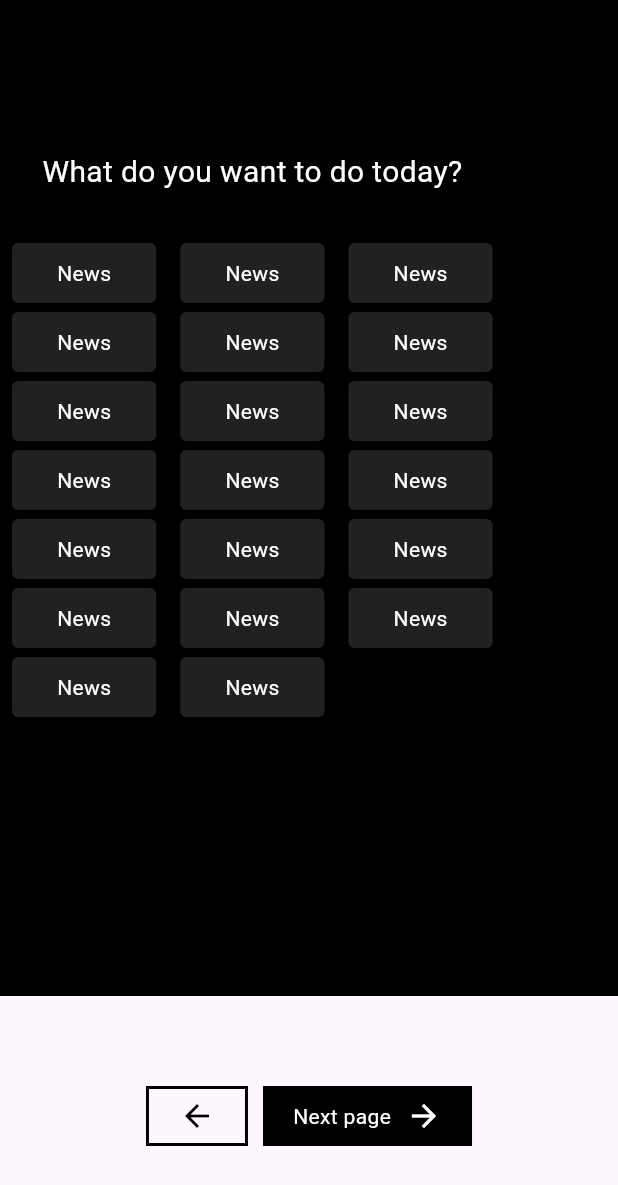
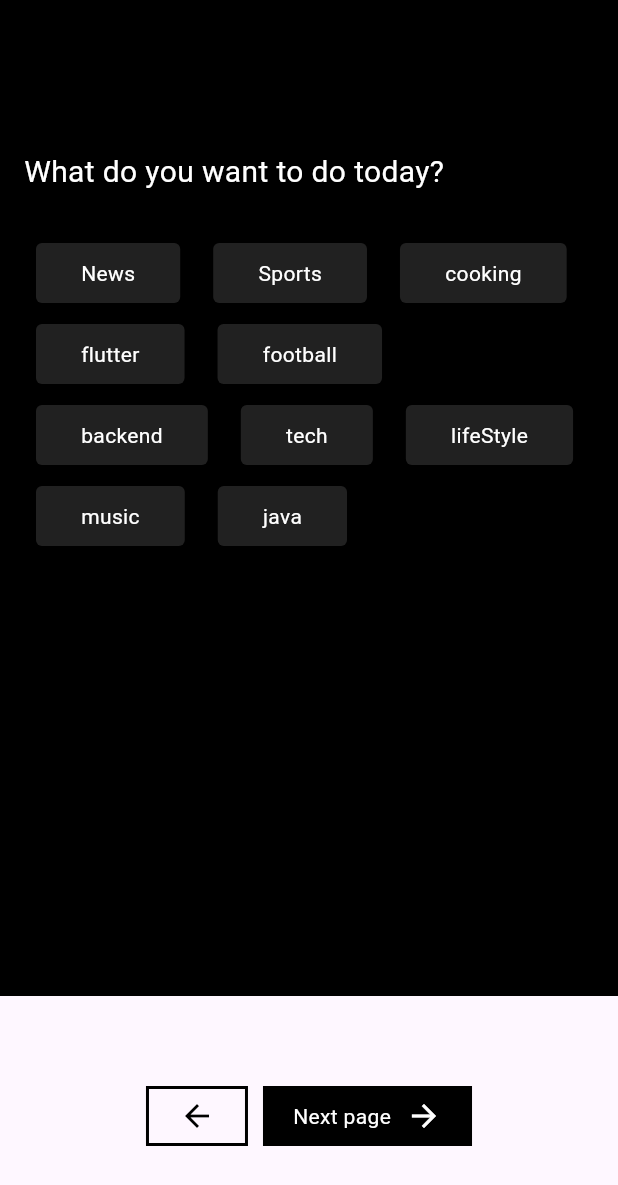
Before and after one commit to He9sham/strong-logic, a Flutter app: the screen it shows after launch, swiped to page 4, on a phone screen of 412 x 824 dp. Shown: the top 1185 px of the screen. Run offline on Flutter 3.47's test engine with Material 3 defaults, Android fonts, the light colour scheme and no system bars.

Commit message:
Implement multi-selection feature with dynamic type display and selection handling

```diff
--- a/lib/screens/multi_selection.dart
+++ b/lib/screens/multi_selection.dart
@@ -8,11 +8,28 @@
 }
 
 class _MultiSelectionState extends State<MultiSelection> {
+  List<String> types = [
+    'News',
+    'Sports',
+    'cooking',
+    'flutter',
+    'football',
+    'backend',
+    'tech',
+    'lifeStyle',
+    'music',
+    'java',
+  ];
+  Set<String> emptyType = {};
+
   @override
   Widget build(BuildContext context) {
     return Scaffold(
       backgroundColor: Colors.black,
-      body: Column(
+      body: Padding(
+        padding: const EdgeInsets.symmetric(horizontal: 16),
+        child: Column(
+          crossAxisAlignment: CrossAxisAlignment.start,
           children: [
             SizedBox(height: 100),
 
@@ -22,23 +39,65 @@
             ),
 
             SizedBox(height: 30),
+            // show all type
+            Wrap(
+              spacing: 6,
+              runSpacing: 8,
+              children: List.generate(types.length, (index) {
+                final type = types[index];
+                final isSelect = emptyType.contains(type);
+                return GestureDetector(
+                  onTap: () {
+                    setState(() {
+                      if (!isSelect) {
+                        emptyType.add(type);
+                      } else {
+                        emptyType.remove(type);
+                      }
+                    });
+                  },
+                  child: AnimatedContainer(
+                    duration: Duration(milliseconds: 300),
+                    padding: EdgeInsets.symmetric(horizontal: 30, vertical: 10),
+                    margin: EdgeInsets.symmetric(vertical: 3, horizontal: 8),
+                    decoration: BoxDecoration(
+                      color: isSelect
+                          ? Colors.blue.shade900
+                          : Colors.grey.shade900,
+                      borderRadius: BorderRadius.circular(4),
+                    ),
 
+                    child: Text(type, style: TextStyle(color: Colors.white)),
+                  ),
+                );
+              }),
+            ),
+
+            SizedBox(height: 30),
+            // selected type by user
             Wrap(
-            children: List.generate(20, (index) {
+              spacing: 6,
+              runSpacing: 8,
+
+              children: List.generate(emptyType.length, (index) {
                 return Container(
                   padding: EdgeInsets.symmetric(horizontal: 30, vertical: 10),
                   margin: EdgeInsets.symmetric(vertical: 3, horizontal: 8),
                   decoration: BoxDecoration(
-                  color: Colors.grey.shade900,
+                    color: Colors.blue.shade900,
                     borderRadius: BorderRadius.circular(4),
                   ),
 
-                child: Text('News', style: TextStyle(color: Colors.white)),
+                  child: Text(
+                    emptyType.elementAt(index),
+                    style: TextStyle(color: Colors.white),
+                  ),
                 );
               }),
             ),
           ],
         ),
+      ),
     );
   }
 }
```
Lines whose indentation alone changed are shown as unchanged.
